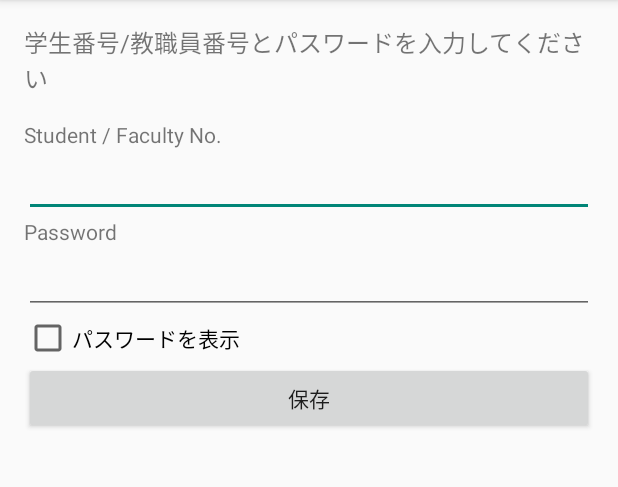
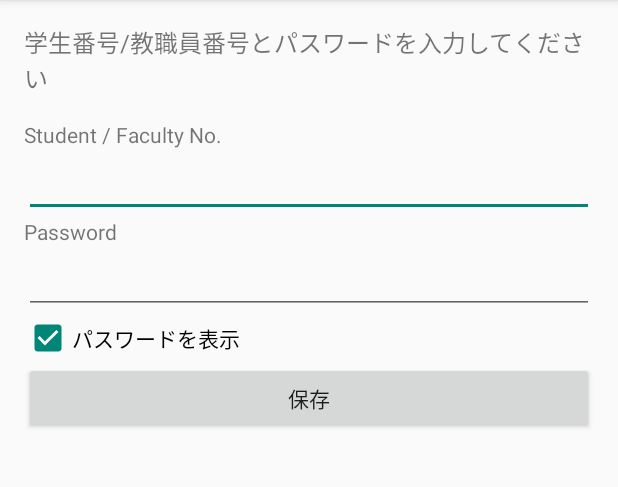
Before and after one commit to wktk/meiji-wireless-login, an Android app: the screen it shows after launch (MainActivity), after a tap on "保存", on a phone screen of 412 x 824 dp, the part 84-571 px from its top. Run offline under Robolectric (Android 15) with nearby library versions, the phone set to English and light mode, and no system bars; 1 other tap on this screen came first.

```diff
--- a/app/src/main/java/jp/wktk/meijiwirelesslogin/MainActivity.java
+++ b/app/src/main/java/jp/wktk/meijiwirelesslogin/MainActivity.java
@@ -2,19 +2,51 @@ package jp.wktk.meijiwirelesslogin;
 
 import android.support.v7.app.AppCompatActivity;
 import android.os.Bundle;
+import android.text.InputType;
 import android.view.View;
+import android.widget.CheckBox;
+import android.widget.EditText;
 import android.widget.Toast;
 
+import java.io.IOException;
+import java.io.OutputStream;
+import java.io.OutputStreamWriter;
+import java.io.PrintWriter;
+
 public class MainActivity extends AppCompatActivity {
+    EditText editId, editPass;
+    CheckBox showPass;
 
     @Override
     protected void onCreate(Bundle savedInstanceState) {
         super.onCreate(savedInstanceState);
         setContentView(R.layout.activity_main);
+        editId = (EditText)findViewById(R.id.inputId);
+        editPass = (EditText)findViewById(R.id.inputPass);
+        showPass = (CheckBox)findViewById(R.id.showPass);
+    }
+
+    public void onCheck(View v){
+        if(showPass.isChecked()){
+            editPass.setInputType(InputType.TYPE_CLASS_TEXT | InputType.TYPE_TEXT_VARIATION_VISIBLE_PASSWORD);
+        }else{
+            editPass.setInputType(InputType.TYPE_CLASS_TEXT | InputType.TYPE_TEXT_VARIATION_PASSWORD);
+        }
     }
 
     public void onClick(View v){
-        //ボタンが押された時
-        Toast.makeText(MainActivity.this, "ボタン", Toast.LENGTH_SHORT).show();
+        String id, pass;
+        id = editId.getText().toString();
+        pass = editPass.getText().toString();
+        try{
+            OutputStream out = openFileOutput("id.txt",MODE_PRIVATE);
+            PrintWriter writer = new PrintWriter(new OutputStreamWriter(out,"UTF-8"));
+            writer.append(id);
+            writer.append(pass);
+            writer.close();
+            Toast.makeText(MainActivity.this, "入力完了", Toast.LENGTH_SHORT).show();
+        }catch(IOException e){
+            e.printStackTrace();
+        }
     }
 }
--- a/app/src/main/res/layout/activity_main.xml
+++ b/app/src/main/res/layout/activity_main.xml
@@ -33,7 +33,7 @@
         <EditText
             android:layout_width="match_parent"
             android:layout_height="wrap_content"
-            android:id="@+id/imputId"
+            android:id="@+id/inputId"
             android:layout_gravity="center_horizontal" />
 
         <TextView
@@ -47,20 +47,21 @@
             android:layout_height="wrap_content"
             android:inputType="textPassword"
             android:ems="10"
-            android:id="@+id/imputPass"
+            android:id="@+id/inputPass"
             android:layout_gravity="center_horizontal" />
 
         <CheckBox
             android:layout_width="wrap_content"
             android:layout_height="wrap_content"
             android:text="@string/switchLetterBlind"
-            android:id="@+id/checkBox" />
+            android:id="@+id/showPass"
+            android:onClick="onCheck" />
 
         <Button
             android:layout_width="match_parent"
             android:layout_height="wrap_content"
             android:text="@string/save"
-            android:id="@+id/button"
+            android:id="@+id/save"
             android:onClick="onClick" />
 
     </LinearLayout>
```
